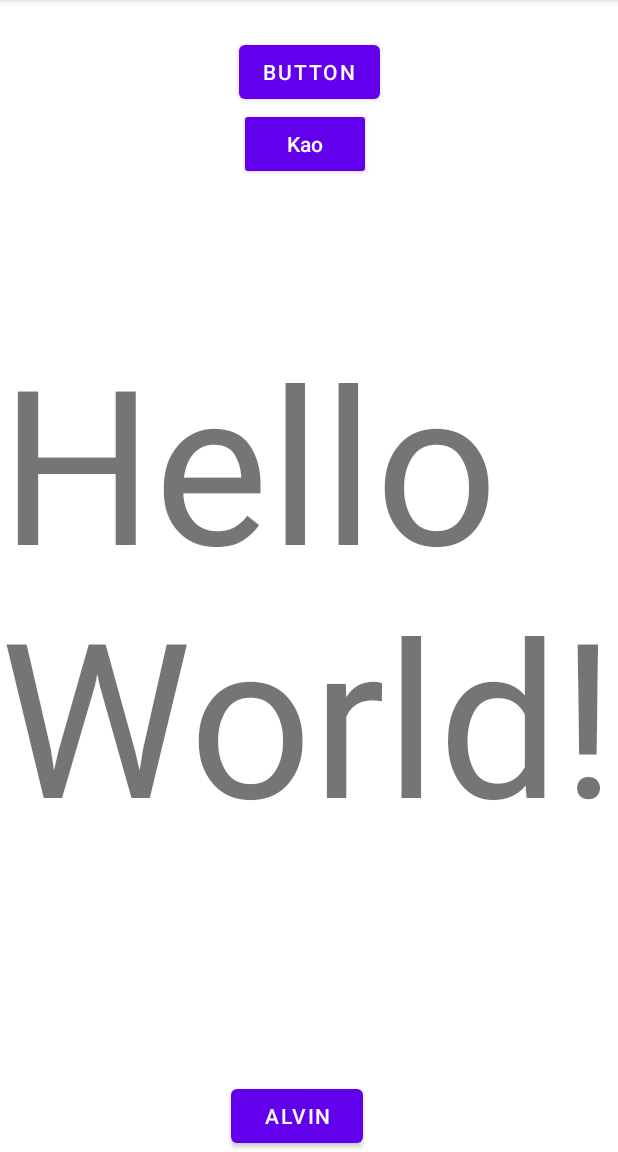
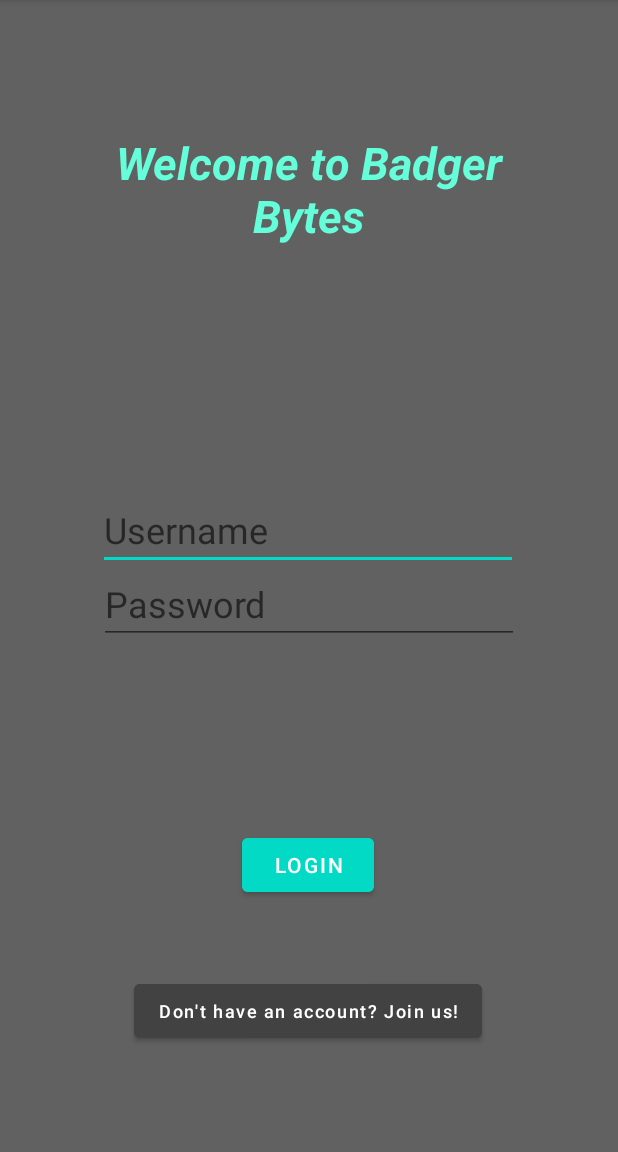
Before and after one commit to asmitnayak/CS506_Spike, an Android app: the screen it shows after launch (Login), on a phone screen of 412 x 824 dp, the part 84-1236 px from its top. Run offline under Robolectric (Android 15) with nearby library versions, the phone set to English and light mode, and no system bars.

```diff
--- a/app/src/main/java/com/example/android/cs506_spike/CustomerView.java
+++ b/app/src/main/java/com/example/android/cs506_spike/CustomerView.java
@@ -1,8 +1,19 @@
 package com.example.android.cs506_spike;
 
 import androidx.appcompat.app.AppCompatActivity;
+import android.app.PendingIntent;
+import android.content.Context;
+import android.content.Intent;
+import android.content.SharedPreferences;
+import android.os.Bundle;
+import android.view.Menu;
+import android.view.MenuInflater;
+import android.view.MenuItem;
+import android.view.View;
+import android.widget.Toast;
 
 import android.os.Bundle;
+import android.view.View;
 
 public class CustomerView extends AppCompatActivity {
 
@@ -11,4 +22,10 @@ public class CustomerView extends AppCompatActivity {
         super.onCreate(savedInstanceState);
         setContentView(R.layout.activity_customer_view);
     }
+    @Override
+    public boolean onCreateOptionsMenu(Menu menu) {
+        MenuInflater inflater = getMenuInflater();
+        inflater.inflate(R.menu.appmenu, menu);
+        return true;
+    }
 }
--- a/app/src/main/java/com/example/android/cs506_spike/Login.java
+++ b/app/src/main/java/com/example/android/cs506_spike/Login.java
@@ -2,7 +2,11 @@ package com.example.android.cs506_spike;
 
 import androidx.appcompat.app.AppCompatActivity;
 
+import android.content.Intent;
 import android.os.Bundle;
+import android.view.View;
+import android.widget.EditText;
+import android.widget.Toast;
 
 public class Login extends AppCompatActivity {
 
@@ -11,4 +15,32 @@ public class Login extends AppCompatActivity {
         super.onCreate(savedInstanceState);
         setContentView(R.layout.activity_login);
     }
+
+    public void login(View view) {
+        EditText usernameIn = findViewById(R.id.usernameInput);
+        String username = usernameIn.getText().toString();
+        EditText passwordIn = findViewById(R.id.passwordInput);
+        String password = passwordIn.getText().toString();
+
+        // Check for valid input.
+        if (username != null && !username.equals("") && password != null && !password.equals("")) {
+            // Check if login credentials matches.
+            check(username, password);
+        } else {
+            Toast.makeText(Login.this, "Invalid input. Please try again!", Toast.LENGTH_LONG).show();
+        }
+    }
+    public void check(final String username, final String password) {
+        //some checking credentials here
+        goToCustomerView(username);
+
+    }
+    // Redirect the user to main screen.
+    public void goToCustomerView(String username) {
+        // Redirect the user to main screen.
+        Intent intent = new Intent(this, CustomerView.class);
+        startActivity(intent);
+    }
+    public void goToRegister(View view) {
+    }
 }
--- a/app/src/main/res/layout/activity_customer_view.xml
+++ b/app/src/main/res/layout/activity_customer_view.xml
@@ -6,4 +6,16 @@
     android:layout_height="match_parent"
     tools:context=".CustomerView">
 
+    <ImageView
+        android:id="@+id/imageView2"
+        android:layout_width="481dp"
+        android:layout_height="792dp"
+        android:fitsSystemWindows="false"
+        android:rotationY="0"
+        android:scaleType="fitXY"
+        app:layout_constraintBottom_toBottomOf="parent"
+        app:layout_constraintEnd_toEndOf="parent"
+        app:layout_constraintStart_toStartOf="parent"
+        app:layout_constraintTop_toTopOf="parent"
+        app:srcCompat="@drawable/customer_view_background" />
 </androidx.constraintlayout.widget.ConstraintLayout>
--- a/app/src/main/res/layout/activity_login.xml
+++ b/app/src/main/res/layout/activity_login.xml
@@ -4,55 +4,82 @@
     xmlns:tools="http://schemas.android.com/tools"
     android:layout_width="match_parent"
     android:layout_height="match_parent"
+    android:background="#B5222121"
     tools:context=".Login">
 
-    <TextView
-        android:id="@+id/textView"
+    <EditText
+        android:id="@+id/usernameInput"
         android:layout_width="wrap_content"
         android:layout_height="wrap_content"
-        android:text="Hello World!"
-        android:textSize="144sp"
+        android:ems="10"
+        android:hint="Username"
+        android:inputType="textPersonName"
+        android:textColor="@color/teal_200"
+        android:textSize="24sp"
         app:layout_constraintBottom_toBottomOf="parent"
-        app:layout_constraintHorizontal_bias="0.498"
-        app:layout_constraintLeft_toLeftOf="parent"
-        app:layout_constraintRight_toRightOf="parent"
+        app:layout_constraintEnd_toEndOf="parent"
+        app:layout_constraintHorizontal_bias="0.496"
+        app:layout_constraintStart_toStartOf="parent"
         app:layout_constraintTop_toTopOf="parent"
-        app:layout_constraintVertical_bias="0.518" />
+        app:layout_constraintVertical_bias="0.457" />
+
+    <EditText
+        android:id="@+id/passwordInput"
+        android:layout_width="wrap_content"
+        android:layout_height="wrap_content"
+        android:ems="10"
+        android:hint="Password"
+        android:inputType="textPassword"
+        android:textColor="#64FFDA"
+        android:textSize="24sp"
+        app:layout_constraintBottom_toBottomOf="parent"
+        app:layout_constraintEnd_toEndOf="parent"
+        app:layout_constraintStart_toStartOf="parent"
+        app:layout_constraintTop_toTopOf="parent"
+        app:layout_constraintVertical_bias="0.526" />
 
     <Button
-        android:id="@+id/Sarah"
+        android:id="@+id/loginButton"
         android:layout_width="wrap_content"
         android:layout_height="wrap_content"
-        android:layout_marginTop="24dp"
-        android:text="Button"
+        android:backgroundTint="@color/teal_200"
+        android:onClick="login"
+        android:text="Login"
+        app:layout_constraintBottom_toBottomOf="parent"
         app:layout_constraintEnd_toEndOf="parent"
+        app:layout_constraintHorizontal_bias="0.498"
+        app:layout_constraintStart_toStartOf="parent"
+        app:layout_constraintTop_toTopOf="parent"
+        app:layout_constraintVertical_bias="0.768" />
+
+    <Button
+        android:id="@+id/registerLink"
+        android:layout_width="wrap_content"
+        android:layout_height="wrap_content"
+        android:backgroundTint="@color/cardview_dark_background"
+        android:onClick="goToRegister"
+        android:text="Don't have an account? Join us!"
+        android:textAllCaps="false"
+        android:textSize="12sp"
+        app:layout_constraintBottom_toBottomOf="parent"
+        app:layout_constraintEnd_toEndOf="parent"
+        app:layout_constraintHorizontal_bias="0.496"
+        app:layout_constraintStart_toStartOf="parent"
+        app:layout_constraintTop_toTopOf="parent"
+        app:layout_constraintVertical_bias="0.903" />
+
+    <TextView
+        android:id="@+id/brand"
+        android:layout_width="329dp"
+        android:layout_height="107dp"
+        android:layout_marginTop="88dp"
+        android:text="Welcome to Badger Bytes"
+        android:textAlignment="center"
+        android:textColor="#64FFDA"
+        android:textSize="30sp"
+        android:textStyle="bold|italic"
+        app:layout_constraintEnd_toEndOf="parent"
+        app:layout_constraintHorizontal_bias="0.493"
         app:layout_constraintStart_toStartOf="parent"
         app:layout_constraintTop_toTopOf="parent" />
-
-    <Button
-        android:id="@+id/button"
-        style="@style/Widget.AppCompat.Button"
-        android:layout_width="wrap_content"
-        android:layout_height="wrap_content"
-        android:layout_marginTop="72dp"
-        android:text="Kao"
-        android:textAppearance="@style/TextAppearance.AppCompat.Body2"
-        app:layout_constraintEnd_toEndOf="parent"
-        app:layout_constraintHorizontal_bias="0.492"
-        app:layout_constraintStart_toStartOf="parent"
-        app:layout_constraintTop_toTopOf="parent"
-        app:strokeColor="@android:color/holo_blue_light" />
-
-    <Button
-        android:id="@+id/button2"
-        android:layout_width="wrap_content"
-        android:layout_height="wrap_content"
-        android:layout_marginStart="16dp"
-        android:layout_marginEnd="10dp"
-        android:text="Alvin"
-        app:layout_constraintBottom_toBottomOf="parent"
-        app:layout_constraintEnd_toEndOf="parent"
-        app:layout_constraintHorizontal_bias="0.463"
-        app:layout_constraintStart_toStartOf="parent" />
-
 </androidx.constraintlayout.widget.ConstraintLayout>
```
Also changed, not shown: app/src/main/res/drawable/customer_view_background.jpg (added).
